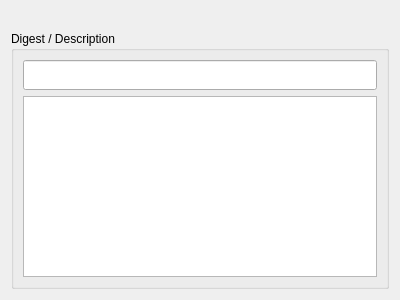
Qt form src/Edit/PageAttribute.ui (xavierxeon-music/HelpForMax) before a commit.
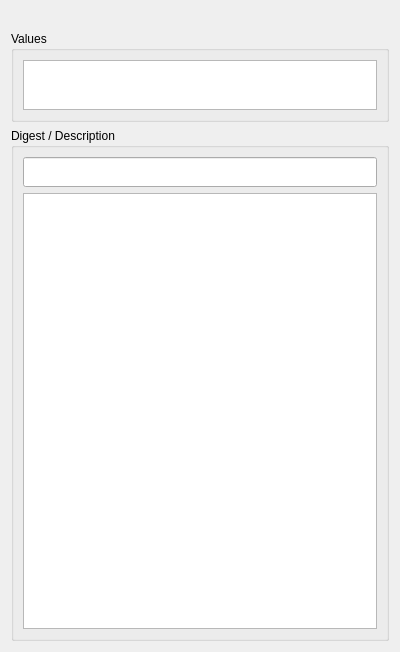
The same form after that commit.

Diff of the .ui file:
```diff
--- a/src/Edit/PageAttribute.ui
+++ b/src/Edit/PageAttribute.ui
@@ -7,7 +7,7 @@
     <x>0</x>
     <y>0</y>
     <width>400</width>
-    <height>300</height>
+    <height>652</height>
    </rect>
   </property>
   <property name="windowTitle">
@@ -24,6 +24,40 @@
      </property>
     </widget>
    </item>
+   <item>
+    <widget class="QGroupBox" name="valueGroup">
+     <property name="title">
+      <string>Values</string>
+     </property>
+     <property name="flat">
+      <bool>true</bool>
+     </property>
+     <layout class="QVBoxLayout" name="verticalLayout_3">
+      <item>
+       <widget class="QTreeView" name="attributeView">
+        <property name="sizePolicy">
+         <sizepolicy hsizetype="Expanding" vsizetype="Preferred">
+          <horstretch>0</horstretch>
+          <verstretch>0</verstretch>
+         </sizepolicy>
+        </property>
+        <property name="maximumSize">
+         <size>
+          <width>16777215</width>
+          <height>50</height>
+         </size>
+        </property>
+        <property name="baseSize">
+         <size>
+          <width>0</width>
+          <height>0</height>
+         </size>
+        </property>
+       </widget>
+      </item>
+     </layout>
+    </widget>
+   </item>
    <item>
     <widget class="QGroupBox" name="digestGroup">
      <property name="title">
```
